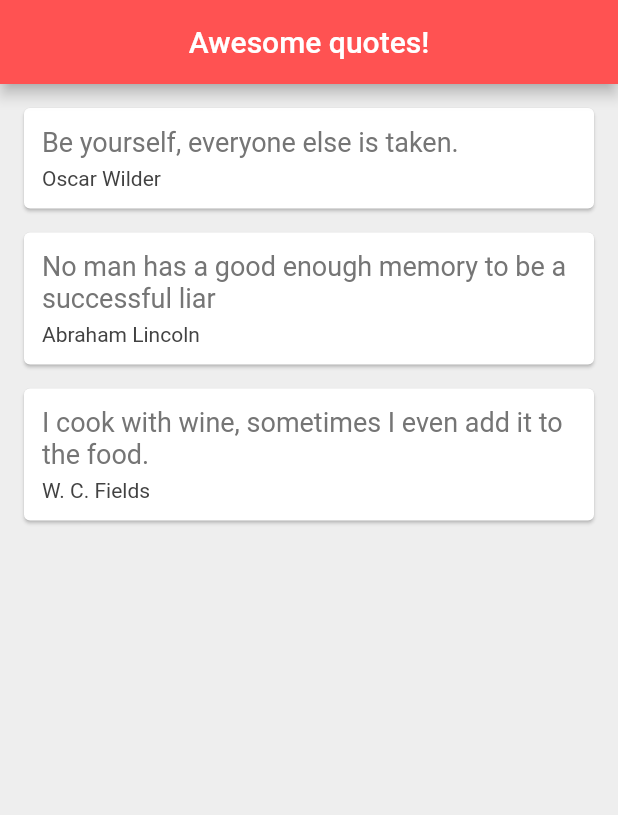
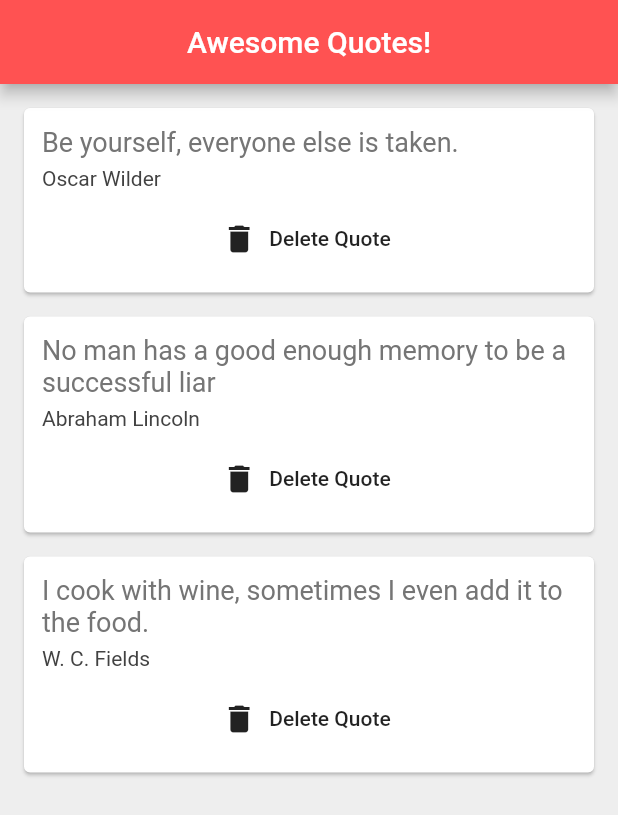
Before and after one commit to SimonB87/AwesomeQuotes, a Flutter app: the screen it shows after launch, on a phone screen of 412 x 824 dp. Shown: the top 815 px of the screen. Run offline on Flutter 3.47's test engine with Material 2 defaults, Android fonts, the phone set to English and light mode, and no system bars.

Commit message:
Added quote_card as a separate file

```diff
--- a/lib/main.dart
+++ b/lib/main.dart
@@ -1,5 +1,6 @@
 import 'package:flutter/material.dart';
 import 'quote.dart';
+import 'quote_card.dart';
 
 void main() => runApp(MaterialApp(
     home: QuotesList(),
@@ -23,7 +24,7 @@ class _QuotesListState extends State<QuotesList> {
     return Scaffold(
       backgroundColor: Colors.grey[200],
       appBar: AppBar(
-        title: Text("Awesome quotes!"),
+        title: Text("Awesome Quotes!"),
         centerTitle: true,
         backgroundColor: Colors.redAccent,
       ),
@@ -33,40 +34,3 @@ class _QuotesListState extends State<QuotesList> {
     );
   }
 }
-
-class QuoteCard extends StatelessWidget {
-  //use "final" to declare a not changing value in state less widget.
-  final Quote quote;
-
-  QuoteCard({ this.quote });
-
-  @override
-  Widget build(BuildContext context) {
-    return Card(
-      margin: EdgeInsets.fromLTRB(16.0, 16.0, 16.0, 0.0),
-      child: Padding(
-        padding: const EdgeInsets.all(12.0),
-        child: Column(
-          crossAxisAlignment: CrossAxisAlignment.stretch,
-          children: <Widget>[
-            Text(
-              quote.text,
-              style: TextStyle(
-                fontSize: 18.0,
-                color: Colors.grey[600],
-              ),
-            ),
-            SizedBox(height: 6.0),
-            Text(
-              quote.author,
-              style: TextStyle(
-                fontSize: 14.0,
-                color: Colors.grey[800],
-              )
-            ),
-          ],
-        ),
-      ),
-    );
-  }
-}
--- /dev/null
+++ b/lib/quote_card.dart
@@ -0,0 +1,45 @@
+import 'package:flutter/material.dart';
+import 'quote.dart';
+
+class QuoteCard extends StatelessWidget {
+  //use "final" to declare a not changing value in state less widget.
+  final Quote quote;
+
+  QuoteCard({ this.quote });
+
+  @override
+  Widget build(BuildContext context) {
+    return Card(
+      margin: EdgeInsets.fromLTRB(16.0, 16.0, 16.0, 0.0),
+      child: Padding(
+        padding: const EdgeInsets.all(12.0),
+        child: Column(
+          crossAxisAlignment: CrossAxisAlignment.stretch,
+          children: <Widget>[
+            Text(
+              quote.text,
+              style: TextStyle(
+                fontSize: 18.0,
+                color: Colors.grey[600],
+              ),
+            ),
+            SizedBox(height: 6.0),
+            Text(
+                quote.author,
+                style: TextStyle(
+                  fontSize: 14.0,
+                  color: Colors.grey[800],
+                )
+            ),
+            SizedBox(height: 8.0,),
+            FlatButton.icon(
+                onPressed: () {},
+                label: Text("Delete Quote"),
+                icon: Icon(Icons.delete),
+                ),
+          ],
+        ),
+      ),
+    );
+  }
+}
```
